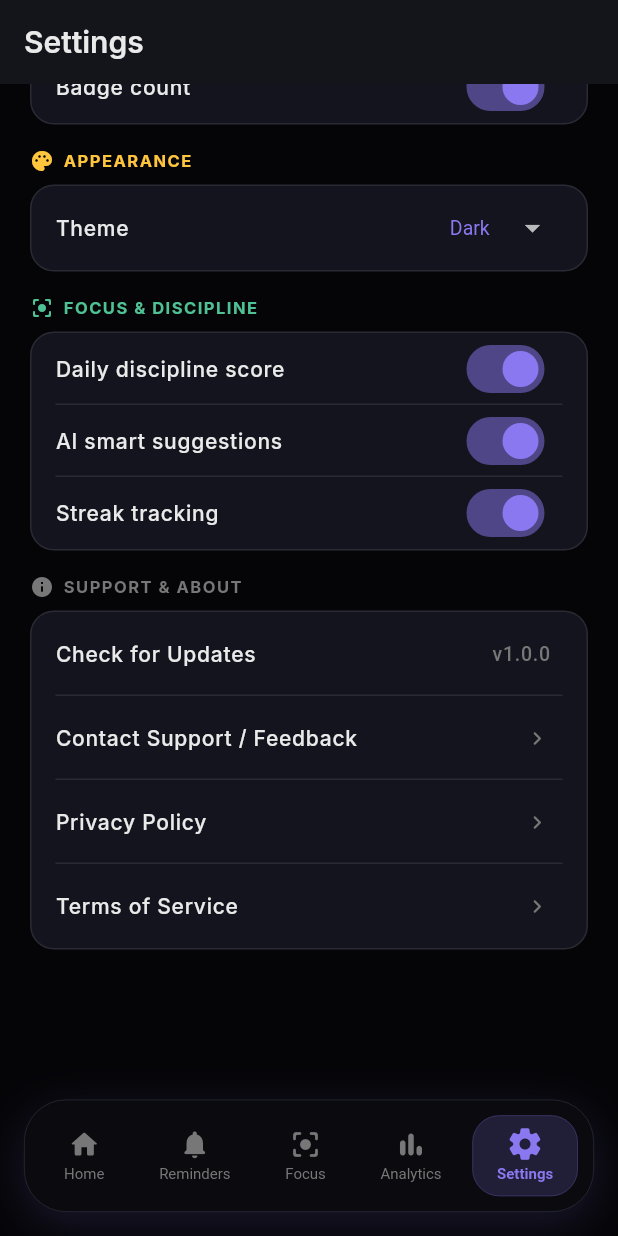
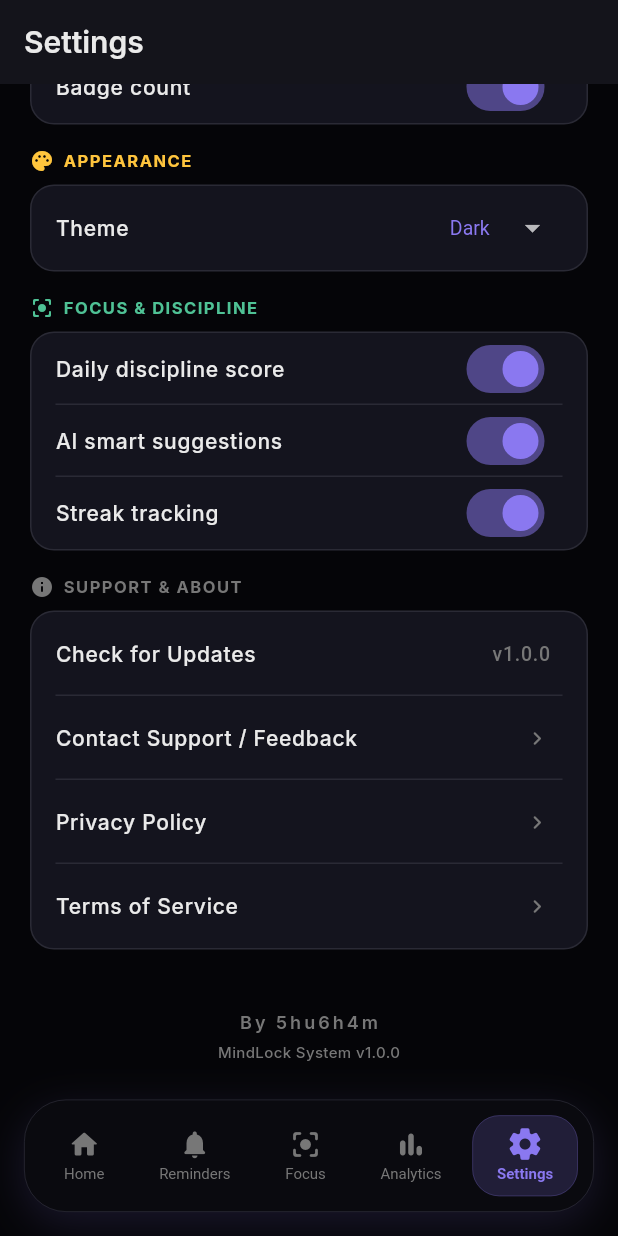
Before and after one commit to 5hu6h4m/MINDLOCK, a Flutter app: the SettingsScreen screen opened by its route, scrolled down 732 dp, on a phone screen of 412 x 824 dp. Run offline on Flutter 3.47's test engine with Material 3 defaults, Android fonts, the phone set to English and light mode, and no system bars; our stand-ins replace audioplayers, cloud_firestore, firebase_auth, firebase_core, fl_chart, flutter_local_notifications and 5 more; missing offline and left inert: flutter_overlay_window; accounts and stored records are empty.

```diff
--- a/lib/presentation/settings/settings_screen.dart
+++ b/lib/presentation/settings/settings_screen.dart
@@ -271,7 +271,7 @@ class _SettingsScreenState extends ConsumerState<SettingsScreen> {
               ),
               _NavSetting(
                 label: 'Contact Support / Feedback',
-                onTap: () => PlatformChannel.openEmail('support@mindlock.app', 'MINDLOCK Feedback v1.0.0'),
+                onTap: () => PlatformChannel.openEmail('shubhamja9863@gmail.com', 'MINDLOCK Feedback v1.0.0'),
               ),
               _NavSetting(
                 label: 'Privacy Policy',
@@ -283,6 +283,23 @@ class _SettingsScreenState extends ConsumerState<SettingsScreen> {
               ),
             ],
           ),
+          const SizedBox(height: 40),
+          const Center(
+            child: Column(
+              children: [
+                Text('By 5hu6h4m',
+                    style: TextStyle(
+                        color: AppTheme.textMuted,
+                        fontSize: 12,
+                        fontWeight: FontWeight.w600,
+                        letterSpacing: 2)),
+                SizedBox(height: 4),
+                Text('MindLock System v1.0.0',
+                    style: TextStyle(color: AppTheme.textMuted, fontSize: 10)),
+              ],
+            ),
+          ),
+          const SizedBox(height: 40),
         ],
       ),
     );
```
Also changed, not shown: 1 other file.
